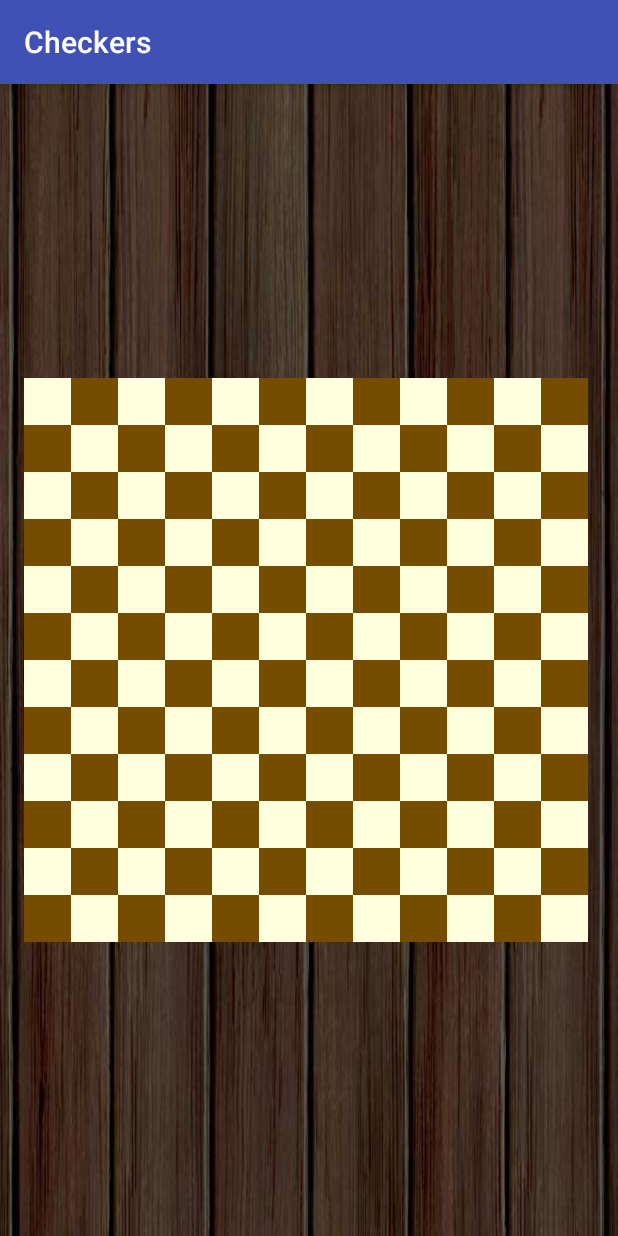
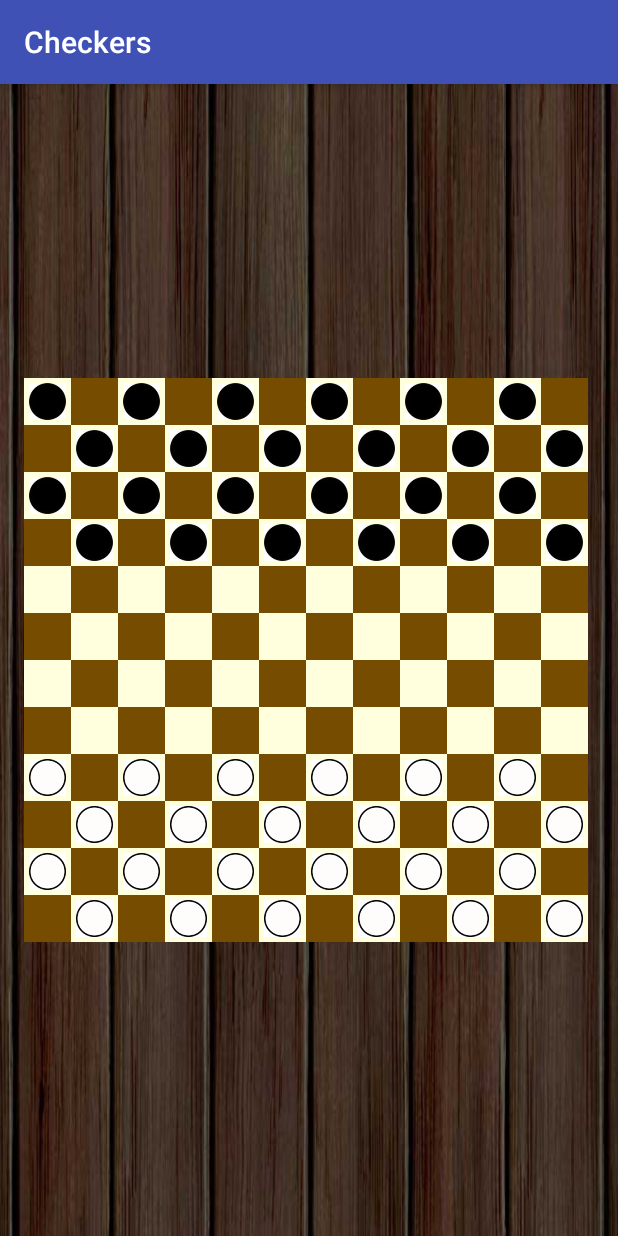
Before and after one commit to joren485/Draughts, an Android app: the MainActivity screen opened directly, with no data from a screen before it, on a phone screen of 412 x 824 dp. Run offline under Robolectric (Android 15) with nearby library versions, the phone set to English and light mode, and no system bars.

Commit message:
Added tiles in board

```diff
--- a/Checkers/app/src/main/java/com/example/checkers/ChessBoardAdapter.java
+++ b/Checkers/app/src/main/java/com/example/checkers/ChessBoardAdapter.java
@@ -42,10 +42,14 @@ public class ChessBoardAdapter extends BaseAdapter{
         } else {
             mView = (SquareView) convertView;
         }
-        //image.setPadding(0, 0, 0, 0);
         mView.setBackgroundResource((position + position/12) % 2 == 0 ? BEIGE : BROWN);
-        //mView.setImageResource((position + position/12) % 2 == 0 ? BEIGE : BROWN);
-        //square.setScaleType(ImageView.ScaleType.FIT_CENTER);
+        mView.setPadding(5, 5, 5, 5);
+        if ((position + position/12) % 2 == 0) {
+            if (position < 48)
+                mView.setImageResource(R.drawable.black);
+            else if (position >= 96)
+                mView.setImageResource(R.drawable.white);
+        }
 
         return mView;
     }
```
Also changed, not shown: Checkers/app/src/main/res/drawable/black.jpeg (added), Checkers/app/src/main/res/drawable/white.png (added).
